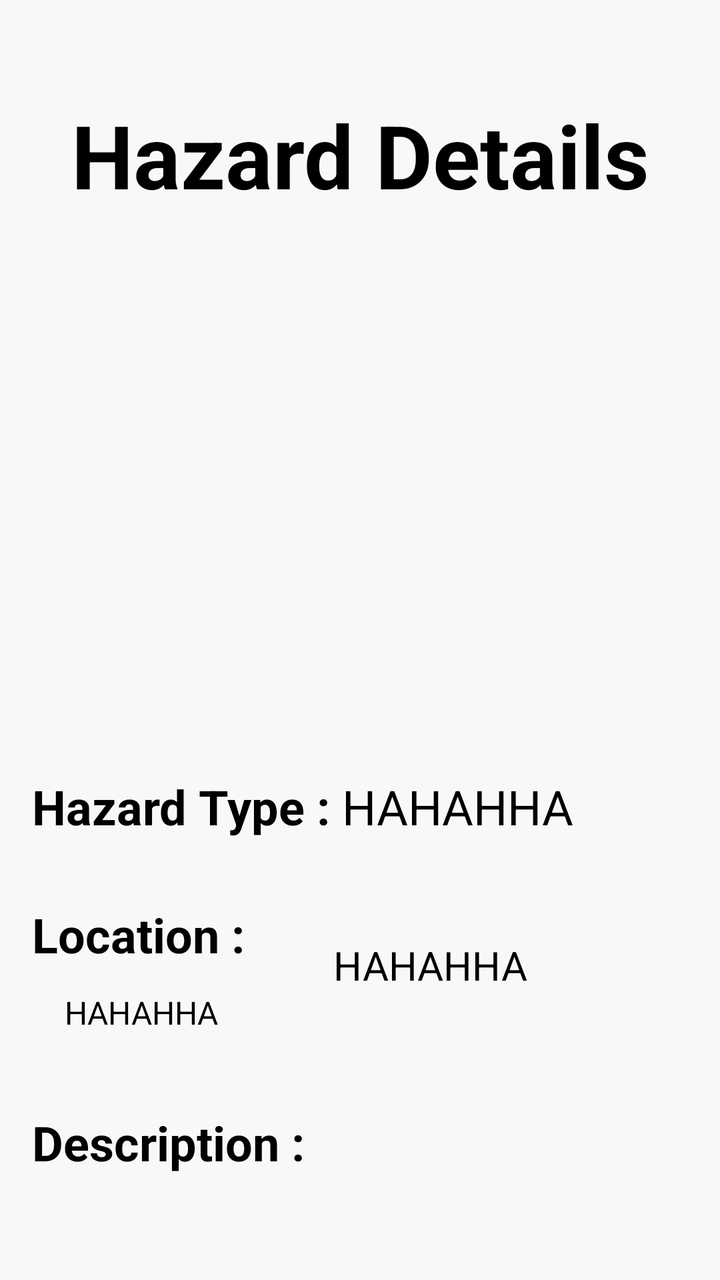
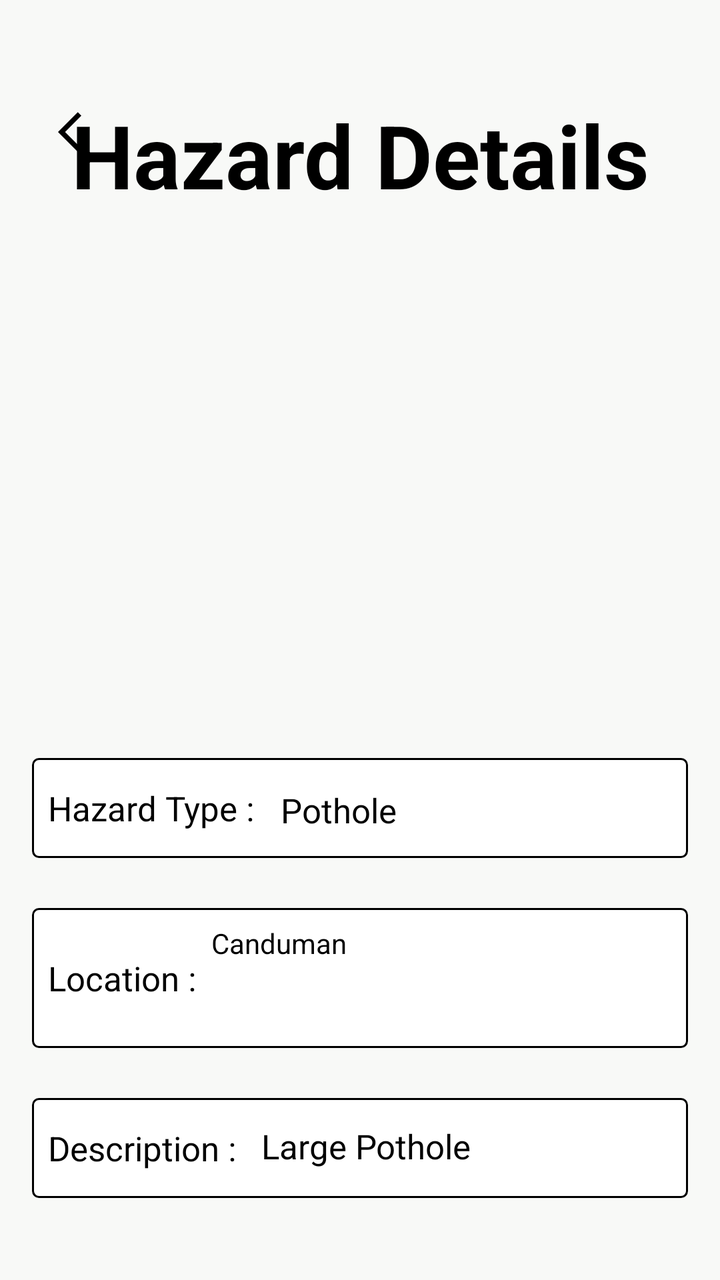

The first picture is an Android layout as it rendered before a commit; the second is the same layout after the commit. The layout source and the unified diff follow.
<!-- AndroidManifest.xml: application theme Theme.Techtonic -->
<!-- res/layout/activity_report_detail.xml -->
<androidx.constraintlayout.widget.ConstraintLayout
    xmlns:android="http://schemas.android.com/apk/res/android"
    xmlns:app="http://schemas.android.com/apk/res-auto"
    xmlns:tools="http://schemas.android.com/tools"
    android:layout_width="match_parent"
    android:layout_height="match_parent"
    android:orientation="vertical"
    android:background="#F8F9F7"
    android:layout_marginHorizontal="5dp"
    android:padding="16dp">

    <TextView
        android:id="@+id/detail_detail"
        android:layout_width="wrap_content"
        android:layout_height="wrap_content"
        android:layout_marginTop="32dp"
        android:gravity="center"
        android:text="Hazard Details"
        android:textColor="@android:color/black"
        android:textSize="44sp"
        android:textStyle="bold"
        app:layout_constraintEnd_toEndOf="parent"
        app:layout_constraintStart_toStartOf="parent"
        app:layout_constraintTop_toTopOf="parent"/>

    <ImageView
        android:id="@+id/detail_image"
        android:layout_width="0dp"
        android:layout_height="203dp"
        android:layout_gravity="center"
        android:layout_marginTop="100dp"
        android:contentDescription="Report Image"
        app:layout_constraintEnd_toEndOf="parent"
        app:layout_constraintHorizontal_bias="0.497"
        app:layout_constraintStart_toStartOf="parent"
        app:layout_constraintTop_toTopOf="parent" />

    <TextView
        android:id="@+id/detail_title"
        android:layout_width="wrap_content"
        android:layout_height="wrap_content"
        android:layout_marginTop="68dp"
        android:text="HAHAHHA"
        android:textColor="@android:color/black"
        android:textSize="24sp"
        app:layout_constraintEnd_toEndOf="parent"
        app:layout_constraintHorizontal_bias="0.0"

        app:layout_constraintStart_toEndOf="@+id/detail_titledesc"
        app:layout_constraintTop_toBottomOf="@+id/detail_image" />

    <TextView
        android:id="@+id/detail_titledesc"
        android:layout_width="wrap_content"
        android:layout_height="wrap_content"
        android:layout_marginTop="68dp"
        android:text="Hazard Type : "
        android:textColor="@android:color/black"
        android:textSize="24sp"
        android:textStyle="bold"
        app:layout_constraintEnd_toEndOf="parent"
        app:layout_constraintHorizontal_bias="0.0"
        app:layout_constraintStart_toStartOf="parent"
        app:layout_constraintTop_toBottomOf="@+id/detail_image" />

    <TextView
        android:id="@+id/detail_location"
        android:layout_width="wrap_content"
        android:layout_height="wrap_content"
        android:layout_marginHorizontal="5dp"
        android:layout_marginTop="76dp"
        android:text="HAHAHHA"
        android:textColor="@android:color/black"
        android:textSize="16sp"
        app:layout_constraintEnd_toEndOf="parent"
        app:layout_constraintHorizontal_bias="0.047"
        app:layout_constraintStart_toStartOf="parent"
        app:layout_constraintTop_toBottomOf="@+id/detail_title" />

    <TextView
        android:id="@+id/detail_Locationdesc"
        android:layout_width="wrap_content"
        android:layout_height="wrap_content"
        android:layout_marginTop="132dp"
        android:text="Location : "
        android:textColor="@android:color/black"
        android:textSize="24sp"
        android:textStyle="bold"
        app:layout_constraintEnd_toEndOf="parent"
        app:layout_constraintHorizontal_bias="0.0"
        app:layout_constraintStart_toStartOf="parent"
        app:layout_constraintTop_toBottomOf="@+id/detail_image" />

    <TextView
        android:id="@+id/detail_description"
        android:layout_width="wrap_content"
        android:layout_height="wrap_content"
        android:layout_marginBottom="128dp"
        android:text="HAHAHHA"
        android:textColor="@android:color/black"
        android:textSize="20sp"
        app:layout_constraintBottom_toBottomOf="parent"
        app:layout_constraintEnd_toEndOf="parent"
        app:layout_constraintHorizontal_bias="0.093"
        app:layout_constraintStart_toEndOf="@+id/detail_descdesc" />

    <TextView
        android:id="@+id/detail_descdesc"
        android:layout_width="wrap_content"
        android:layout_height="wrap_content"
        android:layout_marginTop="236dp"
        android:text="Description : "
        android:textColor="@android:color/black"
        android:textSize="24sp"
        android:textStyle="bold"
        app:layout_constraintEnd_toEndOf="parent"
        app:layout_constraintHorizontal_bias="0.0"
        app:layout_constraintStart_toStartOf="parent"
        app:layout_constraintTop_toBottomOf="@+id/detail_image" />
</androidx.constraintlayout.widget.ConstraintLayout>
<!-- resources referenced by this layout -->
<resources>
  <style name="Theme.Techtonic" parent="Base.Theme.Techtonic" />
  <style name="Base.Theme.Techtonic" parent="Theme.Material3.DayNight.NoActionBar">
  
      </style>
</resources>

<!-- the commit's change to res/layout/activity_report_detail.xml (unified diff, before → after) -->
@@ -8,6 +8,17 @@
     android:background="#F8F9F7"
     android:layout_marginHorizontal="5dp"
     android:padding="16dp">
+
+    <ImageButton
+        android:id="@+id/backButton"
+        android:layout_width="50dp"
+        android:layout_height="50dp"
+        android:background="?attr/selectableItemBackgroundBorderless"
+        android:contentDescription="Back"
+        android:src="@drawable/ic_back"
+        app:layout_constraintBottom_toTopOf="@+id/detail_image"
+        app:layout_constraintStart_toStartOf="parent"
+        app:layout_constraintTop_toTopOf="parent" />
 
     <TextView
         android:id="@+id/detail_detail"
@@ -35,86 +46,119 @@
         app:layout_constraintStart_toStartOf="parent"
         app:layout_constraintTop_toTopOf="parent" />
 
-    <TextView
-        android:id="@+id/detail_title"
-        android:layout_width="wrap_content"
-        android:layout_height="wrap_content"
-        android:layout_marginTop="68dp"
-        android:text="HAHAHHA"
-        android:textColor="@android:color/black"
-        android:textSize="24sp"
+    <androidx.constraintlayout.widget.ConstraintLayout
+        android:id="@+id/constraintLayout"
+        android:layout_width="match_parent"
+        android:layout_height="50dp"
+        android:layout_marginTop="60dp"
+        android:background="@drawable/listview_border"
         app:layout_constraintEnd_toEndOf="parent"
-        app:layout_constraintHorizontal_bias="0.0"
+        app:layout_constraintStart_toStartOf="parent"
+        app:layout_constraintTop_toBottomOf="@+id/detail_image">
 
-        app:layout_constraintStart_toEndOf="@+id/detail_titledesc"
-        app:layout_constraintTop_toBottomOf="@+id/detail_image" />
+        <TextView
+            android:id="@+id/detail_titledesc"
+            android:layout_width="wrap_content"
+            android:layout_height="wrap_content"
+            android:text="Hazard Type : "
+            android:textColor="@android:color/black"
+            android:textSize="17sp"
+            app:layout_constraintBottom_toBottomOf="parent"
+            app:layout_constraintStart_toStartOf="parent"
+            app:layout_constraintTop_toTopOf="parent" />
 
-    <TextView
-        android:id="@+id/detail_titledesc"
-        android:layout_width="wrap_content"
-        android:layout_height="wrap_content"
-        android:layout_marginTop="68dp"
-        android:text="Hazard Type : "
-        android:textColor="@android:color/black"
-        android:textSize="24sp"
-        android:textStyle="bold"
+        <TextView
+            android:id="@+id/detail_title"
+            android:layout_width="wrap_content"
+            android:layout_height="wrap_content"
+            android:text="Pothole"
+            android:textColor="@android:color/black"
+            android:textSize="17sp"
+            app:layout_constraintBottom_toBottomOf="parent"
+            app:layout_constraintEnd_toEndOf="parent"
+            app:layout_constraintHorizontal_bias="0.061"
+            app:layout_constraintStart_toEndOf="@+id/detail_titledesc"
+            app:layout_constraintTop_toTopOf="parent"
+            app:layout_constraintVertical_bias="0.592" />
+
+    </androidx.constraintlayout.widget.ConstraintLayout>
+
+
+    <androidx.constraintlayout.widget.ConstraintLayout
+        android:id="@+id/constraintLayout2"
+        android:layout_width="match_parent"
+        android:layout_height="70dp"
+        android:layout_marginTop="25dp"
+        android:background="@drawable/listview_border"
         app:layout_constraintEnd_toEndOf="parent"
-        app:layout_constraintHorizontal_bias="0.0"
         app:layout_constraintStart_toStartOf="parent"
-        app:layout_constraintTop_toBottomOf="@+id/detail_image" />
+        app:layout_constraintTop_toBottomOf="@+id/constraintLayout">
 
-    <TextView
-        android:id="@+id/detail_location"
-        android:layout_width="wrap_content"
-        android:layout_height="wrap_content"
-        android:layout_marginHorizontal="5dp"
-        android:layout_marginTop="76dp"
-        android:text="HAHAHHA"
-        android:textColor="@android:color/black"
-        android:textSize="16sp"
+        <TextView
+            android:id="@+id/detail_Locationdesc"
+            android:layout_width="wrap_content"
+            android:layout_height="wrap_content"
+            android:text="Location : "
+            android:textColor="@android:color/black"
+            android:textSize="17sp"
+            app:layout_constraintBottom_toBottomOf="parent"
+            app:layout_constraintStart_toStartOf="parent"
+            app:layout_constraintTop_toTopOf="parent" />
+
+        <TextView
+            android:id="@+id/detail_location"
+            android:layout_width="247dp"
+            android:layout_height="57dp"
+            android:layout_marginHorizontal="5dp"
+            android:text="Canduman"
+            android:textColor="@android:color/black"
+            android:textSize="14sp"
+            app:layout_constraintBottom_toBottomOf="parent"
+            app:layout_constraintEnd_toEndOf="parent"
+            app:layout_constraintHorizontal_bias="0.074"
+            app:layout_constraintStart_toEndOf="@+id/detail_Locationdesc"
+            app:layout_constraintTop_toTopOf="parent"
+            app:layout_constraintVertical_bias="0.0" />
+
+    </androidx.constraintlayout.widget.ConstraintLayout>
+
+
+    <androidx.constraintlayout.widget.ConstraintLayout
+        android:layout_width="match_parent"
+        android:layout_height="50dp"
+        android:layout_marginTop="25dp"
+        android:background="@drawable/listview_border"
         app:layout_constraintEnd_toEndOf="parent"
-        app:layout_constraintHorizontal_bias="0.047"
         app:layout_constraintStart_toStartOf="parent"
-        app:layout_constraintTop_toBottomOf="@+id/detail_title" />
+        app:layout_constraintTop_toBottomOf="@+id/constraintLayout2">
 
-    <TextView
-        android:id="@+id/detail_Locationdesc"
-        android:layout_width="wrap_content"
-        android:layout_height="wrap_content"
-        android:layout_marginTop="132dp"
-        android:text="Location : "
-        android:textColor="@android:color/black"
-        android:textSize="24sp"
-        android:textStyle="bold"
-        app:layout_constraintEnd_toEndOf="parent"
-        app:layout_constraintHorizontal_bias="0.0"
-        app:layout_constraintStart_toStartOf="parent"
-        app:layout_constraintTop_toBottomOf="@+id/detail_image" />
+        <TextView
+            android:id="@+id/detail_descdesc"
+            android:layout_width="wrap_content"
+            android:layout_height="wrap_content"
+            android:text="Description : "
+            android:textColor="@android:color/black"
+            android:textSize="17sp"
+            app:layout_constraintBottom_toBottomOf="parent"
+            app:layout_constraintStart_toStartOf="parent"
+            app:layout_constraintTop_toTopOf="parent" />
 
-    <TextView
-        android:id="@+id/detail_description"
-        android:layout_width="wrap_content"
-        android:layout_height="wrap_content"
-        android:layout_marginBottom="128dp"
-        android:text="HAHAHHA"
-        android:textColor="@android:color/black"
-        android:textSize="20sp"
-        app:layout_constraintBottom_toBottomOf="parent"
-        app:layout_constraintEnd_toEndOf="parent"
-        app:layout_constraintHorizontal_bias="0.093"
-        app:layout_constraintStart_toEndOf="@+id/detail_descdesc" />
+        <TextView
+            android:id="@+id/detail_description"
+            android:layout_width="wrap_content"
+            android:layout_height="wrap_content"
+            android:text="Large Pothole"
+            android:textColor="@android:color/black"
+            android:textSize="17sp"
+            app:layout_constraintBottom_toBottomOf="parent"
+            app:layout_constraintEnd_toEndOf="parent"
+            app:layout_constraintHorizontal_bias="0.076"
+            app:layout_constraintStart_toEndOf="@+id/detail_descdesc"
+            app:layout_constraintTop_toTopOf="parent"
+            app:layout_constraintVertical_bias="0.407" />
 
-    <TextView
-        android:id="@+id/detail_descdesc"
-        android:layout_width="wrap_content"
-        android:layout_height="wrap_content"
-        android:layout_marginTop="236dp"
-        android:text="Description : "
-        android:textColor="@android:color/black"
-        android:textSize="24sp"
-        android:textStyle="bold"
-        app:layout_constraintEnd_toEndOf="parent"
-        app:layout_constraintHorizontal_bias="0.0"
-        app:layout_constraintStart_toStartOf="parent"
-        app:layout_constraintTop_toBottomOf="@+id/detail_image" />
+
+    </androidx.constraintlayout.widget.ConstraintLayout>
+
+
 </androidx.constraintlayout.widget.ConstraintLayout>
<!-- resource entries referenced after the edit -->
@@ -1,5 +1,25 @@
 <!-- resources referenced by this layout -->
 <resources>
+  <!-- drawable ic_back (drawable) -->
+  <vector xmlns:android="http://schemas.android.com/apk/res/android" android:autoMirrored="true" android:height="24dp" android:tint="#000000" android:viewportHeight="24" android:viewportWidth="24" android:width="24dp">
+        
+      <path android:fillColor="@android:color/white" android:pathData="M11.67,3.87L9.9,2.1 0,12l9.9,9.9 1.77,-1.77L3.54,12z"/>
+      
+  </vector>
+  <!-- drawable listview_border (drawable) -->
+  <?xml version="1.0" encoding="utf-8"?>
+  <shape xmlns:android="http://schemas.android.com/apk/res/android">
+      <solid android:color="#FFFFFF" />
+      <stroke
+          android:width="1dp"
+          android:color="#000000" />
+      <corners android:radius="3dp" />
+      <padding
+          android:left="8dp"
+          android:top="8dp"
+          android:right="8dp"
+          android:bottom="8dp" />
+  </shape>
   <style name="Theme.Techtonic" parent="Base.Theme.Techtonic" />
   <style name="Base.Theme.Techtonic" parent="Theme.Material3.DayNight.NoActionBar">
   
